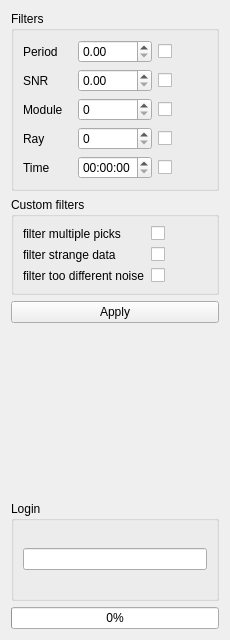
The window that src/analytics.ui (vtyulb/BSA-Analytics) describes before a commit, drawn with Qt 5.
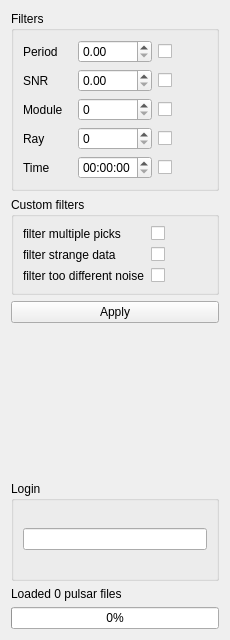
The same window after the commit.

Commit message: total pulsar files

```diff
--- a/src/analytics.ui
+++ b/src/analytics.ui
@@ -218,6 +218,13 @@
      </layout>
     </widget>
    </item>
+   <item>
+    <widget class="QLabel" name="pulsarsTotal">
+     <property name="text">
+      <string>Loaded 0 pulsar files</string>
+     </property>
+    </widget>
+   </item>
    <item>
     <widget class="QProgressBar" name="progressBar">
      <property name="value">
```
The commit also changes 1 other file.
